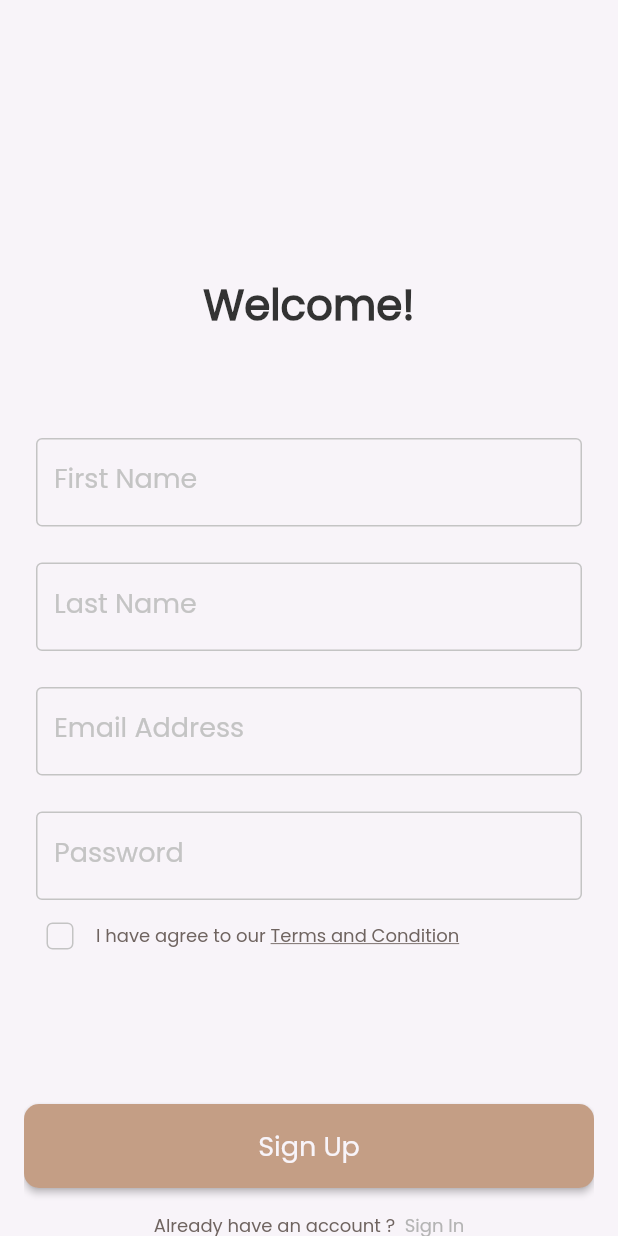
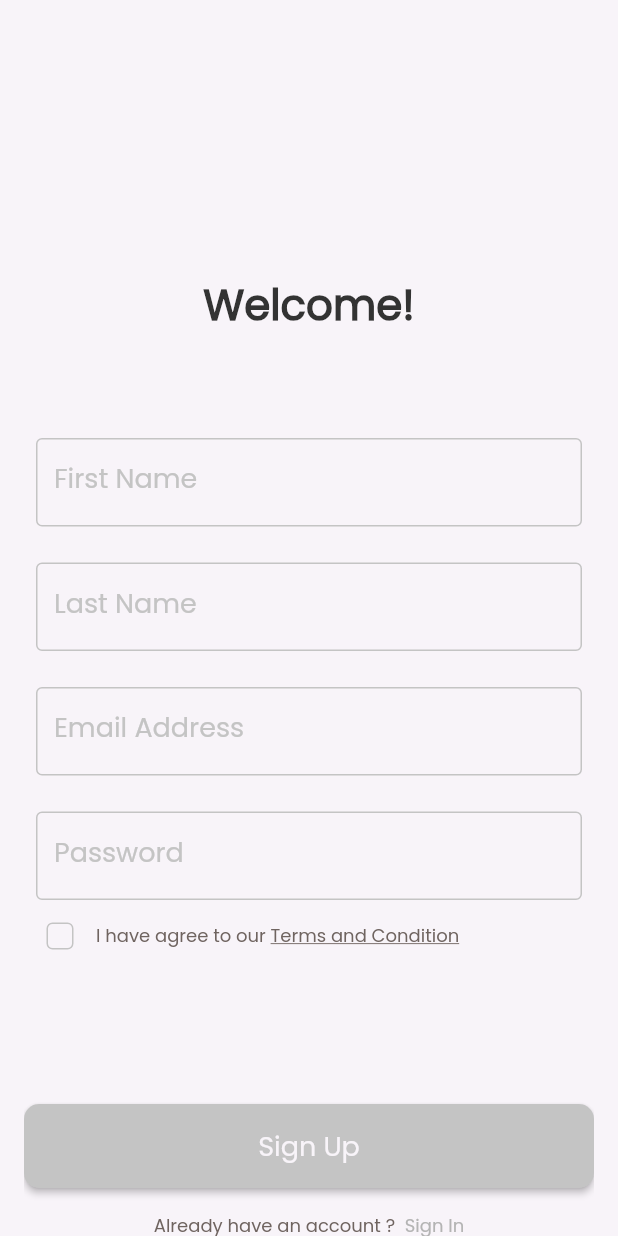
Before and after one commit to mohammedashraf16/dalel, a Flutter app: the SignUpView screen opened by its route, on a phone screen of 412 x 824 dp. Run offline on Flutter 3.47's test engine with Material 2 defaults, Android fonts, the phone set to English and light mode, and no system bars; our stand-ins replace firebase_auth, firebase_core, flutter_bloc, get_it, go_router, shared_preferences and 1 more; accounts and stored records are empty.

Commit message:
form validation

```diff
--- a/lib/features/auth/presentation/auth_cubit/cubit/auth_cubit.dart
+++ b/lib/features/auth/presentation/auth_cubit/cubit/auth_cubit.dart
@@ -1,18 +1,21 @@
 import 'package:firebase_auth/firebase_auth.dart';
+import 'package:flutter/material.dart';
 import 'package:flutter_bloc/flutter_bloc.dart';
 part 'auth_state.dart';
 
 class AuthCubit extends Cubit<AuthState> {
   AuthCubit() : super(AuthInitial());
-  late String? firstName;
-  late String? lastName;
-  late String? emailAddress;
-  late String? password;
+  String? firstName;
+  String? lastName;
+  String? emailAddress;
+  String? password;
+  bool? TermsAndConditionCheckBoxValue = false;
+  GlobalKey<FormState> signUpFormKey = GlobalKey();
+
   signUpWithEmailAndPassword() async {
     try {
       emit(SignUpLoadingState());
-      final credential =
-          await FirebaseAuth.instance.createUserWithEmailAndPassword(
+      await FirebaseAuth.instance.createUserWithEmailAndPassword(
         email: emailAddress!,
         password: password!,
       );
@@ -24,7 +27,13 @@ class AuthCubit extends Cubit<AuthState> {
         emit(SignUpFailurState('The account already exists for that email.'));
       }
     } catch (e) {
+      print(e.toString());
       emit(SignUpFailurState(e.toString()));
     }
   }
+
+  updateTermsAndConditionCheckBox({required newValue}) {
+    TermsAndConditionCheckBoxValue = newValue;
+    emit(TermsAndConditionUpdateState());
+  }
 }
--- a/lib/features/auth/presentation/auth_cubit/cubit/auth_state.dart
+++ b/lib/features/auth/presentation/auth_cubit/cubit/auth_state.dart
@@ -13,3 +13,5 @@ class SignUpFailurState extends AuthState {
 
   SignUpFailurState(this.errorMessage);
 }
+
+class TermsAndConditionUpdateState extends AuthState {}
--- a/lib/features/auth/presentation/views/sign_up_view.dart
+++ b/lib/features/auth/presentation/views/sign_up_view.dart
@@ -9,34 +9,39 @@ class SignUpView extends StatelessWidget {
 
   @override
   Widget build(BuildContext context) {
-    return const Scaffold(
+    return Scaffold(
       body: Padding(
-        padding: EdgeInsets.symmetric(horizontal: 16.0),
+        padding: const EdgeInsets.symmetric(horizontal: 16.0),
         child: CustomScrollView(
           slivers: [
-            SliverToBoxAdapter(
+            const SliverToBoxAdapter(
               child: SizedBox(
                 height: 182,
               ),
             ),
-            SliverToBoxAdapter(
+            const SliverToBoxAdapter(
               child: WelcomeTextWidgt(text: AppStrings.welcome),
             ),
-            SliverToBoxAdapter(
+            const SliverToBoxAdapter(
               child: SizedBox(
                 height: 44,
               ),
             ),
             SliverToBoxAdapter(child: CustomSignUpForm()),
-            SliverToBoxAdapter(
+            const SliverToBoxAdapter(
               child: SizedBox(
                 height: 16,
               ),
             ),
-            SliverToBoxAdapter(
+            const SliverToBoxAdapter(
               child: HaveAnAccountWidget(
                 text1: AppStrings.alreadyHaveAnAccount,
                 text2: AppStrings.signIn,
+              ),
+            ),
+            const SliverToBoxAdapter(
+              child: SizedBox(
+                height: 16,
               ),
             ),
           ],
--- a/lib/features/auth/presentation/widgets/custom_check_box.dart
+++ b/lib/features/auth/presentation/widgets/custom_check_box.dart
@@ -1,5 +1,7 @@
 import 'package:dalel/core/utlis/app_color.dart';
+import 'package:dalel/features/auth/presentation/auth_cubit/cubit/auth_cubit.dart';
 import 'package:flutter/material.dart';
+import 'package:flutter_bloc/flutter_bloc.dart';
 
 class CustomeCheckBox extends StatefulWidget {
   const CustomeCheckBox({super.key});
@@ -19,6 +21,8 @@ class _CustomeCheckBoxState extends State<CustomeCheckBox> {
       onChanged: (newValue) {
         setState(() {
           value = newValue!;
+          BlocProvider.of<AuthCubit>(context)
+              .updateTermsAndConditionCheckBox(newValue: newValue);
         });
       },
     );
--- a/lib/features/auth/presentation/widgets/custom_signup_form.dart
+++ b/lib/features/auth/presentation/widgets/custom_signup_form.dart
@@ -1,46 +1,46 @@
+import 'package:dalel/core/utlis/app_color.dart';
 import 'package:dalel/core/utlis/app_strings.dart';
 import 'package:dalel/core/widgets/custom_btn.dart';
 import 'package:dalel/features/auth/presentation/auth_cubit/cubit/auth_cubit.dart';
 import 'package:flutter/material.dart';
 import 'package:flutter_bloc/flutter_bloc.dart';
-
 import 'custom_terms_and_conditions.dart';
 import 'custom_text_field.dart';
 
 class CustomSignUpForm extends StatelessWidget {
-  const CustomSignUpForm({super.key});
-
+  CustomSignUpForm({super.key});
   @override
   Widget build(BuildContext context) {
     return BlocConsumer<AuthCubit, AuthState>(
       listener: (context, state) {},
       builder: (context, state) {
+        AuthCubit authCubit = BlocProvider.of<AuthCubit>(context);
         return Form(
+          key: authCubit.signUpFormKey,
           child: Column(
             children: [
               CustomTextFormField(
                 labelText: AppStrings.fristName,
                 onChanged: (firstName) {
-                  BlocProvider.of<AuthCubit>(context).firstName = firstName;
+                  authCubit.firstName = firstName;
                 },
               ),
               CustomTextFormField(
                 labelText: AppStrings.lastName,
                 onChanged: (lastName) {
-                  BlocProvider.of<AuthCubit>(context).lastName = lastName;
+                  authCubit.lastName = lastName;
                 },
               ),
               CustomTextFormField(
                 labelText: AppStrings.emailAddress,
                 onChanged: (emailAddress) {
-                  BlocProvider.of<AuthCubit>(context).emailAddress =
-                      emailAddress;
+                  authCubit.emailAddress = emailAddress;
                 },
               ),
               CustomTextFormField(
                 labelText: AppStrings.password,
                 onChanged: (password) {
-                  BlocProvider.of<AuthCubit>(context).password = password;
+                  authCubit.password = password;
                 },
               ),
               const TermsAndConditionWidget(),
@@ -48,10 +48,16 @@ class CustomSignUpForm extends StatelessWidget {
                 height: 88,
               ),
               CustomBtn(
+                  color: authCubit.TermsAndConditionCheckBoxValue == false
+                      ? AppColors.grey
+                      : null,
                   text: AppStrings.signUp,
                   onPressed: () {
-                    BlocProvider.of<AuthCubit>(context)
-                        .signUpWithEmailAndPassword();
+                    if (authCubit.TermsAndConditionCheckBoxValue == true) {
+                      if (authCubit.signUpFormKey.currentState!.validate()) {
+                        authCubit.signUpWithEmailAndPassword();
+                      }
+                    }
                   }),
             ],
           ),
```
Also changed, not shown: lib/features/auth/presentation/widgets/custom_text_field.dart (+7 -0 lines).
